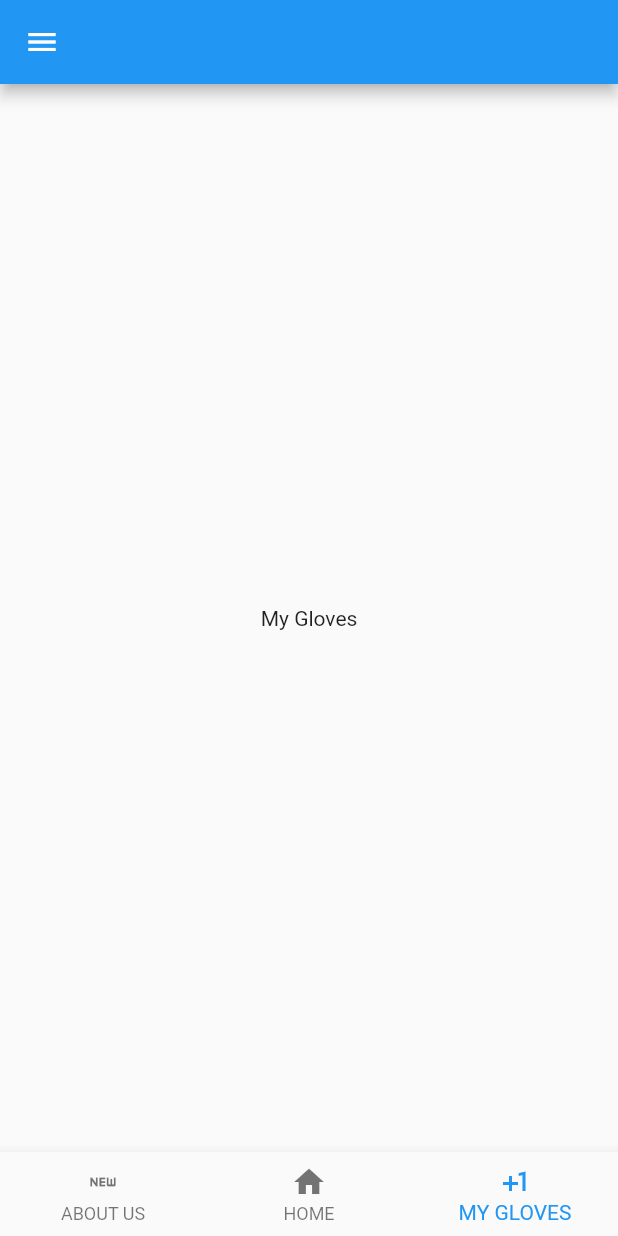
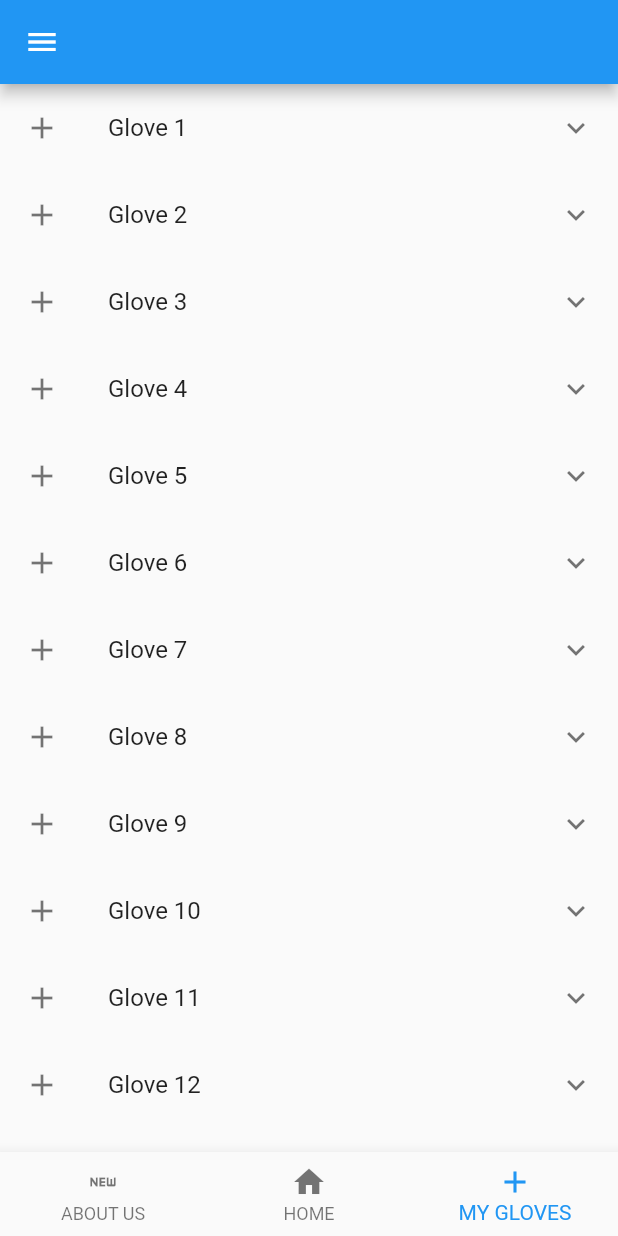
Before and after one commit to saidberk27/aspar_app, a Flutter app: the HomeApp screen opened directly, item 3 of the bottom bar chosen, on a phone screen of 412 x 824 dp. Run offline on Flutter 3.47's test engine with Material 2 defaults, Android fonts, the phone set to English and light mode, and no system bars; network calls fail; Roboto replaces fonts that are missing (Arial).

Commit message:
İlk Demo Hazır UI %85 tamam.

```diff
--- a/lib/main.dart
+++ b/lib/main.dart
@@ -1,6 +1,7 @@
 import 'package:flutter/material.dart';
-import 'login_page/home.dart';
+import 'login_page/homeLogin.dart';
 import 'main_page/home_app.dart';
+import 'login_page/homeLogin.dart';
 
 void main() => runApp(const MyApp());
 
@@ -16,6 +17,6 @@ class MyApp extends StatelessWidget {
         ),
         title: 'Material App',
         debugShowCheckedModeBanner: false,
-        home: const HomeApp());
+        home: const Home());
   }
 }
--- a/lib/main_page/home_app.dart
+++ b/lib/main_page/home_app.dart
@@ -48,7 +48,7 @@ class _HomeAppState extends State<HomeApp> {
           label: "HOME",
         ),
         BottomNavigationBarItem(
-          icon: Icon(Icons.plus_one),
+          icon: Icon(Icons.add),
           label: "MY GLOVES",
         ),
       ],
--- a/lib/main_page/mygloves.dart
+++ b/lib/main_page/mygloves.dart
@@ -5,6 +5,107 @@ class MyGloves extends StatelessWidget {
 
   @override
   Widget build(BuildContext context) {
-    return Center(child: Text("My Gloves"));
+    return ListView.builder(
+        itemCount: 5000,
+        itemBuilder: (context, index) {
+          int indexNoShift = index + 1;
+          return ExpansionTile(
+            title: Text("Glove " + indexNoShift.toString()),
+            leading: Icon(Icons.add),
+            children: [
+              Container(
+                color: Color(0xFF0FA9EA),
+                height: 300,
+                width: 500,
+                child: Column(
+                  children: [
+                    Padding(
+                      padding: const EdgeInsets.all(18.0),
+                      child: Text(
+                        "Glove" + indexNoShift.toString(),
+                        style: TextStyle(
+                            fontWeight: FontWeight.bold,
+                            fontSize: 24,
+                            color: Colors.white),
+                        textAlign: TextAlign.center,
+                      ),
+                    ),
+                    Padding(
+                      padding: const EdgeInsets.only(left: 8.0, top: 16.0),
+                      child: Row(
+                        children: [
+                          Text(
+                            "Serial Number:    ",
+                            style: TextStyle(
+                                fontWeight: FontWeight.bold,
+                                fontSize: 18,
+                                color: Colors.white),
+                          ),
+                          Text(
+                            indexNoShift.toString(),
+                            style: TextStyle(
+                              fontSize: 18,
+                              color: Colors.white,
+                            ),
+                          )
+                        ],
+                      ),
+                    ),
+                    Padding(
+                      padding: const EdgeInsets.only(left: 8.0, top: 16.0),
+                      child: Row(
+                        children: [
+                          Text(
+                            "Status:    ",
+                            style: TextStyle(
+                              fontWeight: FontWeight.bold,
+                              fontSize: 18,
+                              color: Colors.white,
+                            ),
+                          ),
+                          Text(
+                            "Active",
+                            style: TextStyle(
+                              fontSize: 18,
+                              color: Colors.white,
+                            ),
+                          ),
+                          Padding(
+                            padding: const EdgeInsets.only(left: 8.0),
+                            child: Icon(
+                              Icons.circle,
+                              color: Colors.green.shade800,
+                            ),
+                          )
+                        ],
+                      ),
+                    ),
+                    Padding(
+                      padding: const EdgeInsets.only(left: 8.0, top: 16.0),
+                      child: Row(
+                        children: [
+                          Text(
+                            "Expiration:    ",
+                            style: TextStyle(
+                                fontWeight: FontWeight.bold,
+                                fontSize: 18,
+                                color: Colors.white),
+                          ),
+                          Text(
+                            "6 Months",
+                            style: TextStyle(
+                              fontSize: 18,
+                              color: Colors.white,
+                            ),
+                          )
+                        ],
+                      ),
+                    ),
+                  ],
+                ),
+              )
+            ],
+          );
+        });
   }
 }
```
Also changed, not shown: lib/login_page/input.dart (+28 -3 lines), lib/login_page/login.dart (+10 -2 lines), lib/main_page/blog.dart (+11 -11 lines), lib/main_page/home_page.dart (+26 -16 lines), lib/login_page/homeLogin.dart (renamed from lib/login_page/home.dart), lib/main_page/bottom_nav_menu.dart (added).
